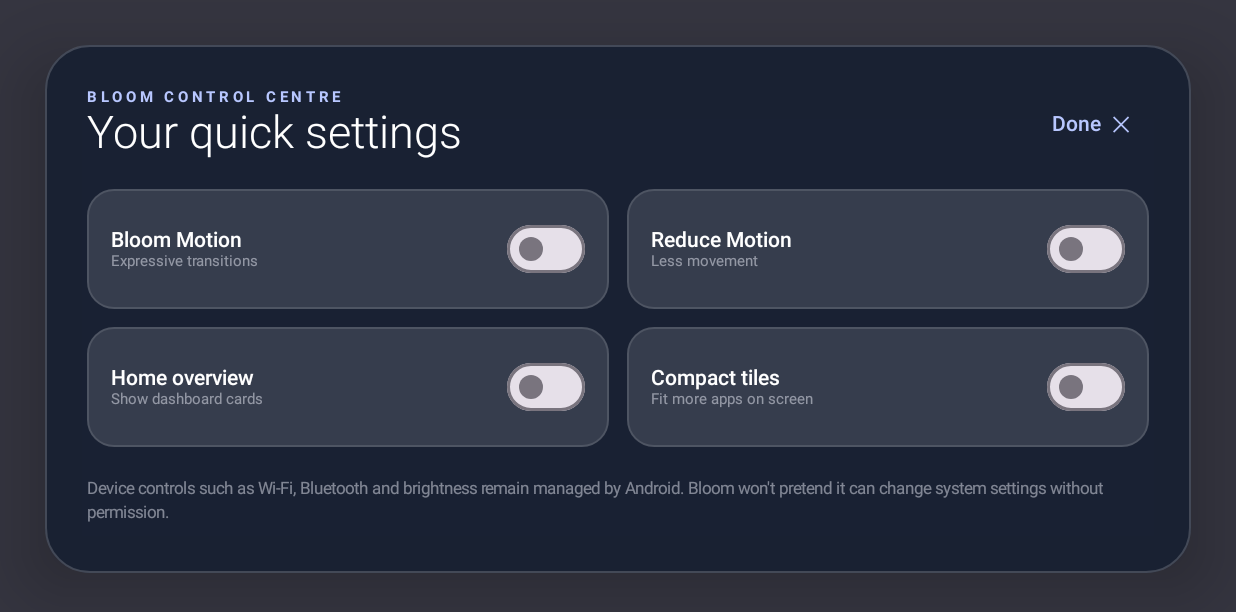
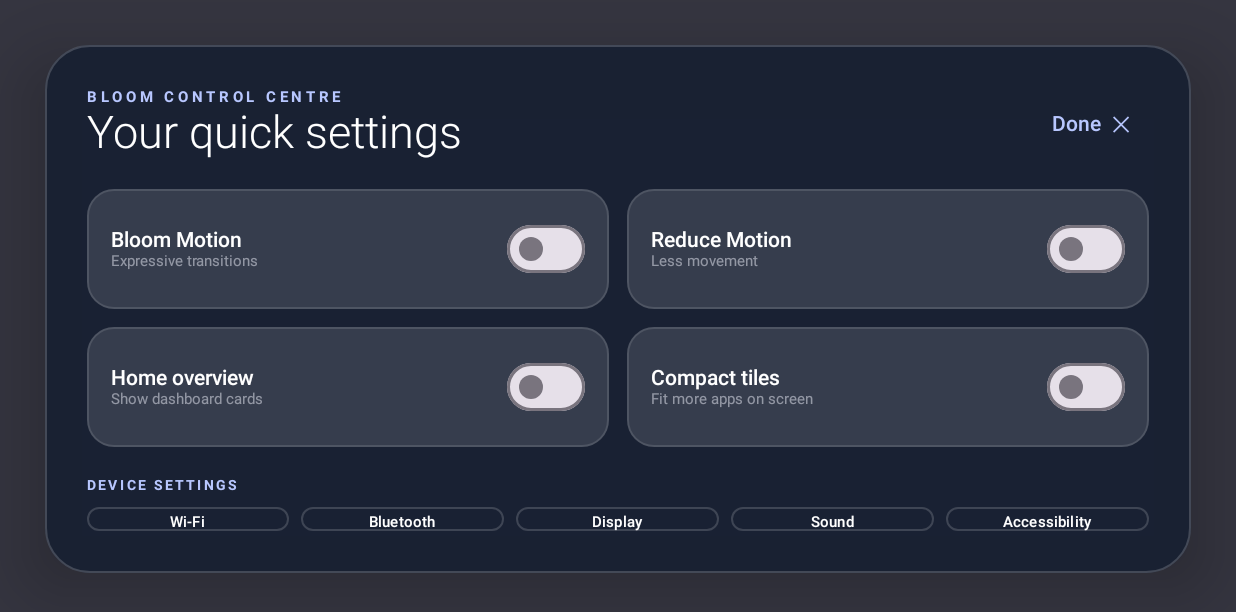
Before and after one commit to projectosdev/bloom-tv-os, an Android app built with Jetpack Compose: the composable BloomControlCentre shown on its own in the app's theme, on a phone screen of 824 x 412 dp (held sideways). Shown: the top 612 px of the screen. Run offline under Robolectric (Android 15) with nearby library versions, the phone set to English and light mode, and no system bars.

Commit message:
Add Android device settings shortcuts and Bloom Assist launch

```diff
--- a/app/src/main/java/dev/projectos/bloom/MainActivity.kt
+++ b/app/src/main/java/dev/projectos/bloom/MainActivity.kt
@@ -503,6 +503,7 @@ private fun LauncherScreen() {
                 Row(horizontalArrangement = Arrangement.spacedBy(10.dp)) {
                     TextButton(onClick = { showBloomSearch = true }) { Text("⌕  Search Bloom", color = BloomAccent.value) }
                     TextButton(onClick = { showAmbient = true }) { Text("✦  Bloom Ambient", color = BloomAccent.value) }
+                    TextButton(onClick = { runCatching { context.packageManager.getLaunchIntentForPackage("com.openai.chatgpt")?.let { context.startActivity(it) } ?: context.startActivity(Intent(Intent.ACTION_VIEW, Uri.parse("https://chatgpt.com"))) } }) { Text("✧  Bloom Assist", color = BloomAccent.value) }
                 }
                 Spacer(Modifier.height(8.dp))
                 if (installed.isEmpty()) {
@@ -1386,6 +1387,7 @@ private fun BloomControlCentre(
     compactTiles: Boolean, onCompactTiles: (Boolean) -> Unit,
     onClose: () -> Unit, onSettings: () -> Unit
 ) {
+    val context = LocalContext.current
     Box(Modifier.fillMaxSize().background(Color(0xCC030611)).padding(30.dp), contentAlignment = Alignment.Center) {
         Surface(
             modifier = Modifier.fillMaxWidth().widthIn(max = 900.dp),
@@ -1411,7 +1413,17 @@ private fun BloomControlCentre(
                     QuickToggleCard("Compact tiles", "Fit more apps on screen", compactTiles, onCompactTiles, Modifier.weight(1f))
                 }
                 Spacer(Modifier.height(20.dp))
-                Text("Device controls such as Wi-Fi, Bluetooth and brightness remain managed by Android. Bloom won't pretend it can change system settings without permission.", color = Ink.copy(alpha = 0.5f), fontSize = 11.sp, lineHeight = 16.sp)
+                Text("DEVICE SETTINGS", color = BloomAccent.value, fontSize = 9.sp, letterSpacing = 2.sp, fontWeight = FontWeight.Bold)
+                Spacer(Modifier.height(9.dp))
+                Row(Modifier.fillMaxWidth(), horizontalArrangement = Arrangement.spacedBy(8.dp)) {
+                    SystemSettingButton("Wi-Fi", Modifier.weight(1f)) { context.startActivity(Intent(android.provider.Settings.ACTION_WIFI_SETTINGS).addFlags(Intent.FLAG_ACTIVITY_NEW_TASK)) }
+                    SystemSettingButton("Bluetooth", Modifier.weight(1f)) { context.startActivity(Intent(android.provider.Settings.ACTION_BLUETOOTH_SETTINGS).addFlags(Intent.FLAG_ACTIVITY_NEW_TASK)) }
+                    SystemSettingButton("Display", Modifier.weight(1f)) { context.startActivity(Intent(android.provider.Settings.ACTION_DISPLAY_SETTINGS).addFlags(Intent.FLAG_ACTIVITY_NEW_TASK)) }
+                    SystemSettingButton("Sound", Modifier.weight(1f)) { context.startActivity(Intent(android.provider.Settings.ACTION_SOUND_SETTINGS).addFlags(Intent.FLAG_ACTIVITY_NEW_TASK)) }
+                    SystemSettingButton("Accessibility", Modifier.weight(1f)) { context.startActivity(Intent(android.provider.Settings.ACTION_ACCESSIBILITY_SETTINGS).addFlags(Intent.FLAG_ACTIVITY_NEW_TASK)) }
+                }
+                Spacer(Modifier.height(8.dp))
+                Text("These open Android's own settings pages. Android keeps control of protected device features.", color = Ink.copy(alpha = 0.5f), fontSize = 10.sp, lineHeight = 14.sp)
                 Spacer(Modifier.height(12.dp))
                 Button(onClick = onSettings, colors = ButtonDefaults.buttonColors(containerColor = Color(0xFFB8C7FF), contentColor = Color(0xFF101526))) { Text("Open all Bloom settings  →") }
             }
@@ -1547,3 +1559,11 @@ private fun BloomProfilesScreen(currentName: String, onSelect: (String) -> Unit,
         Text("Profiles are stored locally. They do not create separate Android accounts or lock apps.", color = Ink.copy(alpha = 0.42f), fontSize = 10.sp)
     }
 }
+
+
+@Composable
+private fun SystemSettingButton(label: String, modifier: Modifier = Modifier, onClick: () -> Unit) {
+    OutlinedButton(onClick = onClick, modifier = modifier.height(46.dp), contentPadding = PaddingValues(horizontal = 5.dp), shape = RoundedCornerShape(12.dp), colors = ButtonDefaults.outlinedButtonColors(contentColor = Color.White), border = BorderStroke(1.dp, Color.White.copy(alpha = 0.16f))) {
+        Text(label, fontSize = 10.sp, maxLines = 1)
+    }
+}
```
